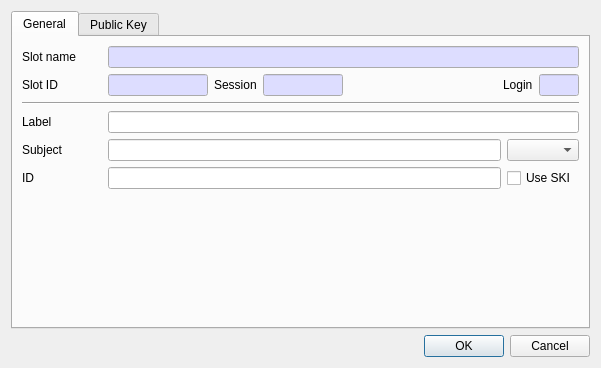
Above: CryptokiMan/create_ec_pub_key_dlg.ui from jykim74/CryptokiMan before the change. Below: the same form after it.
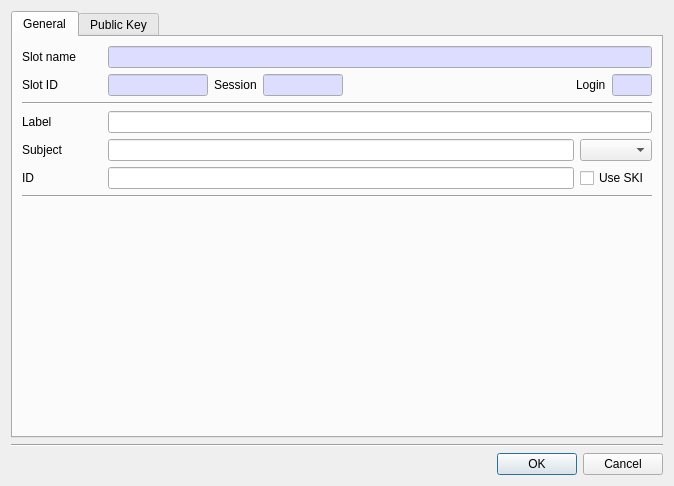
That is the form after the change. The open tabs and pages were chosen to show the change.

What changed in the file:
```diff
--- a/CryptokiMan/create_ec_pub_key_dlg.ui
+++ b/CryptokiMan/create_ec_pub_key_dlg.ui
@@ -6,8 +6,8 @@
    <rect>
     <x>0</x>
     <y>0</y>
-    <width>583</width>
-    <height>368</height>
+    <width>674</width>
+    <height>486</height>
    </rect>
   </property>
   <property name="windowTitle">
@@ -341,6 +341,13 @@
          </item>
         </layout>
        </item>
+       <item>
+        <widget class="Line" name="line">
+         <property name="orientation">
+          <enum>Qt::Horizontal</enum>
+         </property>
+        </widget>
+       </item>
        <item>
         <spacer name="verticalSpacer">
          <property name="orientation">
@@ -726,6 +733,13 @@
      </widget>
     </widget>
    </item>
+   <item>
+    <widget class="Line" name="line_5">
+     <property name="orientation">
+      <enum>Qt::Horizontal</enum>
+     </property>
+    </widget>
+   </item>
    <item>
     <widget class="QDialogButtonBox" name="buttonBox">
      <property name="orientation">
```
Left out of the diff: 2 changed lines with no effect on the pictures.
